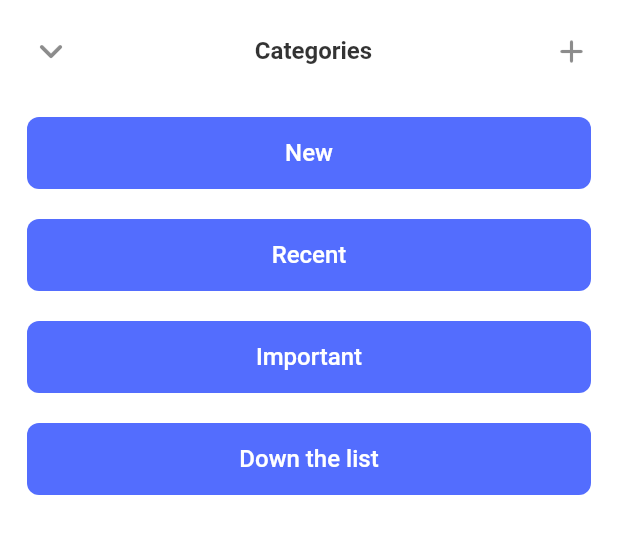
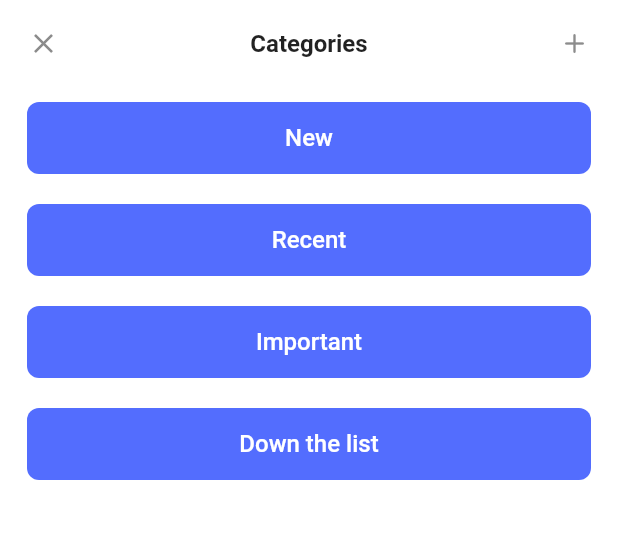
Before and after one commit to AymanProjects/flutter_priorities_app, a Flutter app: the CategoriesView widget shown alone on an empty page, opened directly, on a phone screen of 412 x 824 dp. Shown: the top 534 px of the screen. Run offline on Flutter 3.47's test engine with Material 2 defaults, Android fonts, the phone set to English and light mode, and no system bars; our stand-ins replace objectbox, stacked; generated files the repository leaves out were written again.

Commit message:
Horizon kit adjustments

```diff
--- a/lib/views/__components/horizon_button.dart
+++ b/lib/views/__components/horizon_button.dart
@@ -19,7 +19,7 @@ class HorizonButton extends StatelessWidget {
     Key? key,
     this.text,
     this.icon,
-    this.iconSize,
+    this.iconSize = 22.0,
     this.padding,
     required this.onTap,
     this.isLoading = false,
@@ -42,18 +42,31 @@ class HorizonButton extends StatelessWidget {
           color ?? Theme.of(context).primaryColor,
           foregroundColor ?? Colors.white,
         ),
-        child: text == null
-            ? FittedBox(child: Icon(icon, size: iconSize))
-            : Text(
-                text ?? '',
-                style: const TextStyle(fontSize: 16.0),
+        child: Row(
+          mainAxisAlignment: MainAxisAlignment.center,
+          children: [
+            Text(
+              text ?? '',
+              style: const TextStyle(fontSize: 16.0),
+            ),
+            if (icon != null && text != null) const SizedBox(width: 10.0),
+            if (icon != null)
+              FittedBox(
+                child: Icon(
+                  icon,
+                  size: iconSize,
+                ),
               ),
+          ],
+        ),
       ),
     );
   }
 
   ButtonStyle _buildStyle(Color color, Color textColor) {
     return ButtonStyle(
+      minimumSize: MaterialStateProperty.all(Size.zero),
+      tapTargetSize: MaterialTapTargetSize.shrinkWrap,
       animationDuration: Duration.zero,
       padding: MaterialStateProperty.all(padding),
       shape: MaterialStateProperty.all<OutlinedBorder>(
--- a/lib/views/__components/horizon_icon_button.dart
+++ b/lib/views/__components/horizon_icon_button.dart
@@ -4,17 +4,21 @@ import 'package:priorities/views/__components/horizon_button.dart';
 class HorizonIconButton extends StatelessWidget {
   final void Function() onTap;
   final IconData? icon;
-  final double iconSize;
+  final double? width;
+  final double height;
   final Color? iconColor;
   final Color? color;
+  final String? text;
 
   const HorizonIconButton({
     Key? key,
     required this.onTap,
     required this.icon,
-    this.iconSize = 22.0,
+    this.width,
+    this.height = 22.0,
     this.iconColor = Colors.black45,
     this.color = Colors.white,
+    this.text,
   }) : super(key: key);
 
   @override
@@ -24,9 +28,10 @@ class HorizonIconButton extends StatelessWidget {
       icon: icon,
       foregroundColor: iconColor,
       color: color,
-      iconSize: iconSize,
-      height: iconSize,
-      width: iconSize,
+      iconSize: height,
+      height: height,
+      width: width,
+      text: text,
       padding: EdgeInsets.zero,
     );
   }
--- a/lib/views/categories/categories_view.dart
+++ b/lib/views/categories/categories_view.dart
@@ -23,21 +23,18 @@ class CategoriesView extends StatelessWidget {
                 children: [
                   HorizonIconButton(
                     onTap: Navigator.of(context).pop,
-                    icon: Icons.keyboard_arrow_down_rounded,
-                    iconSize: 32.0,
+                    icon: Icons.close_sharp,
                   ),
-                  Text(
+                  const Text(
                     'Categories',
                     style: TextStyle(
                       fontSize: 16.0,
                       fontWeight: FontWeight.bold,
-                      color: Colors.black.withOpacity(0.8),
                     ),
                   ),
                   HorizonIconButton(
                     onTap: Navigator.of(context).pop,
                     icon: Icons.add_rounded,
-                    iconSize: 26.0,
                   ),
                 ],
               ),
```
Also changed, not shown: lib/views/home/components/categories_view_button.dart (deleted, +0 -17 lines), lib/views/home/components/selected_category.dart (+12 -9 lines), lib/views/home/components/selected_category_title.dart (deleted, +0 -19 lines).
